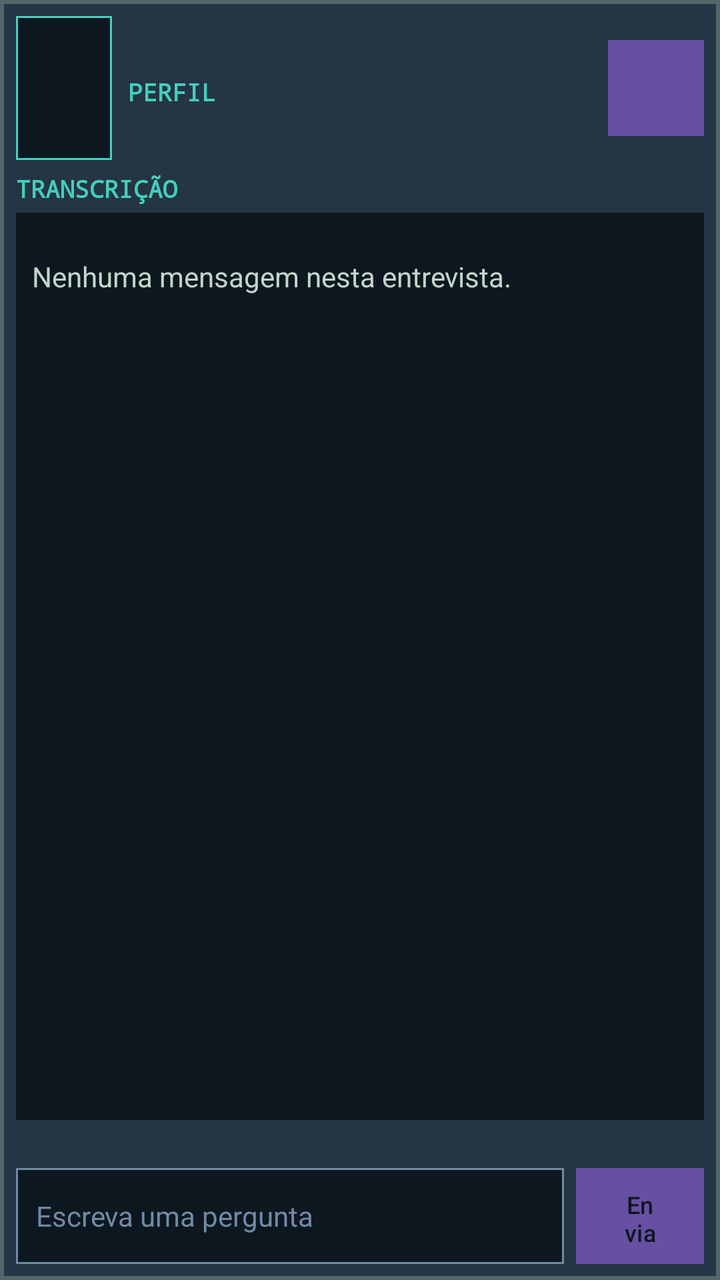
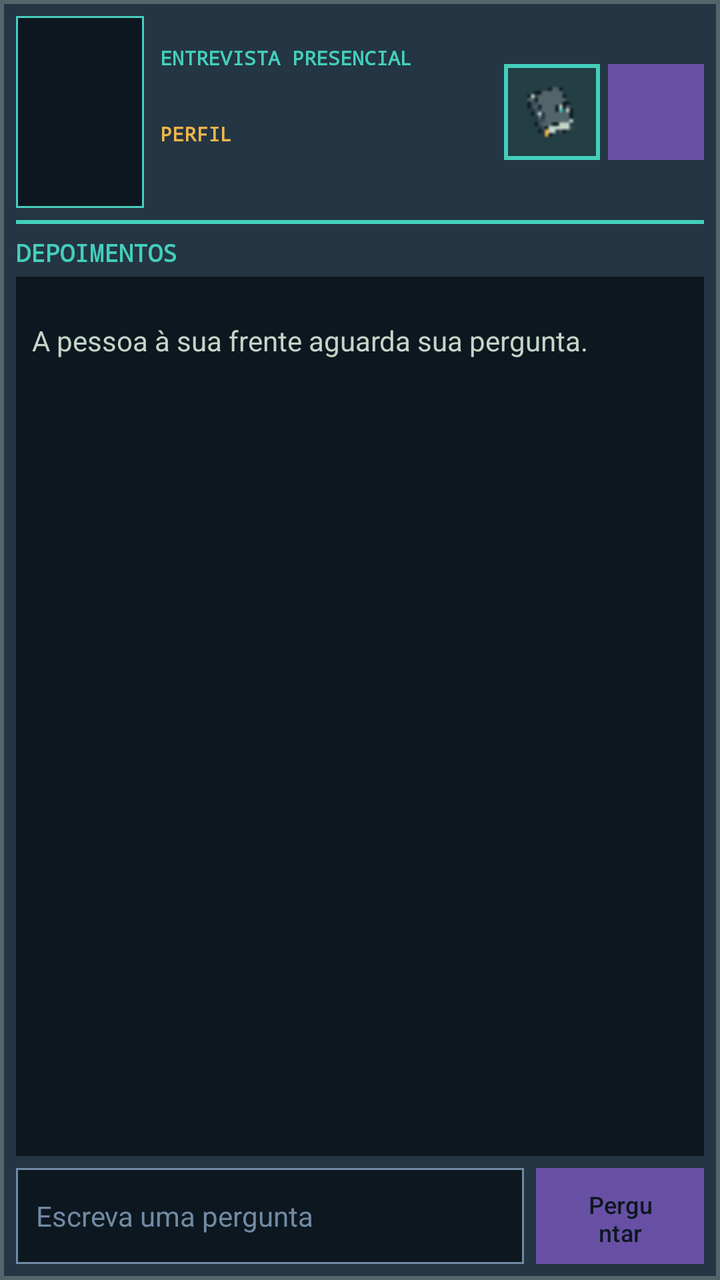

An Android layout rendered at two revisions. The XML below is the earlier revision; the diff shows what the commit changed to produce the second picture.
<!-- AndroidManifest.xml: application theme Theme.Marvel -->
<!-- res/layout/dialog_interview.xml -->
<?xml version="1.0" encoding="utf-8"?>
<LinearLayout xmlns:android="http://schemas.android.com/apk/res/android"
    android:id="@+id/interview_root"
    android:layout_width="match_parent"
    android:layout_height="match_parent"
    android:background="@drawable/interview_dialog_frame"
    android:descendantFocusability="afterDescendants"
    android:focusableInTouchMode="true"
    android:orientation="vertical"
    android:padding="8dp">

    <LinearLayout
        android:id="@+id/interview_identity"
        android:layout_width="match_parent"
        android:layout_height="wrap_content"
        android:gravity="center_vertical"
        android:orientation="horizontal"
        android:paddingBottom="6dp">

        <ImageView
            android:id="@+id/interview_portrait"
            android:layout_width="48dp"
            android:layout_height="72dp"
            android:background="@drawable/interview_portrait_frame"
            android:contentDescription="@string/interview_portrait_description"
            android:padding="1dp"
            android:scaleType="fitCenter" />

        <LinearLayout
            android:layout_width="0dp"
            android:layout_height="wrap_content"
            android:layout_marginStart="8dp"
            android:layout_weight="1"
            android:orientation="vertical">

            <TextView
                android:id="@+id/interview_name"
                android:layout_width="match_parent"
                android:layout_height="wrap_content"
                android:ellipsize="end"
                android:fontFamily="monospace"
                android:maxLines="2"
                android:textColor="#C4D5C8"
                android:textSize="16sp"
                android:textStyle="bold" />

            <TextView
                android:layout_width="match_parent"
                android:layout_height="wrap_content"
                android:fontFamily="monospace"
                android:text="@string/interview_personality_tag"
                android:textColor="#44CFBD"
                android:textSize="12sp"
                android:textStyle="bold" />

            <TextView
                android:id="@+id/interview_personality"
                android:layout_width="match_parent"
                android:layout_height="wrap_content"
                android:ellipsize="end"
                android:maxLines="2"
                android:textColor="#C4D5C8"
                android:textSize="13sp" />
        </LinearLayout>

        <Button
            android:id="@+id/interview_close"
            android:layout_width="48dp"
            android:layout_height="48dp"
            android:background="@drawable/interview_close_selector"
            android:contentDescription="@string/close"
            android:focusable="true"
            android:minWidth="48dp"
            android:minHeight="48dp"
            android:nextFocusForward="@id/interview_input"
            android:text="×"
            android:textColor="#0D1720"
            android:textSize="24sp" />
    </LinearLayout>

    <TextView
        android:layout_width="match_parent"
        android:layout_height="wrap_content"
        android:fontFamily="monospace"
        android:paddingBottom="4dp"
        android:text="@string/interview_transcript_title"
        android:textColor="#44CFBD"
        android:textSize="12sp"
        android:textStyle="bold" />

    <ScrollView
        android:id="@+id/interview_transcript_scroll"
        android:layout_width="match_parent"
        android:layout_height="0dp"
        android:layout_weight="1"
        android:background="#0D1720"
        android:clipToPadding="false"
        android:fillViewport="true"
        android:focusable="false"
        android:minHeight="48dp"
        android:overScrollMode="ifContentScrolls">

        <LinearLayout
            android:id="@+id/interview_transcript"
            android:layout_width="match_parent"
            android:layout_height="wrap_content"
            android:orientation="vertical"
            android:padding="8dp">

            <TextView
                android:id="@+id/interview_transcript_empty"
                android:layout_width="match_parent"
                android:layout_height="wrap_content"
                android:gravity="center_vertical"
                android:minHeight="48dp"
                android:text="@string/chat_empty"
                android:textColor="#C4D5C8"
                android:textSize="14sp" />
        </LinearLayout>
    </ScrollView>

    <TextView
        android:id="@+id/interview_status"
        android:layout_width="match_parent"
        android:layout_height="wrap_content"
        android:accessibilityLiveRegion="polite"
        android:minHeight="24dp"
        android:paddingTop="3dp"
        android:textColor="#F2B84B"
        android:textSize="12sp" />

    <LinearLayout
        android:layout_width="match_parent"
        android:layout_height="48dp"
        android:gravity="center_vertical"
        android:orientation="horizontal">

        <EditText
            android:id="@+id/interview_input"
            android:layout_width="0dp"
            android:layout_height="48dp"
            android:layout_weight="1"
            android:background="@drawable/interview_input_frame"
            android:hint="@string/chat_input_hint"
            android:imeOptions="actionSend|flagNoExtractUi"
            android:inputType="textCapSentences|textMultiLine"
            android:maxLines="2"
            android:minHeight="48dp"
            android:minWidth="88dp"
            android:nextFocusForward="@id/interview_send"
            android:paddingStart="10dp"
            android:paddingEnd="10dp"
            android:textColor="#C4D5C8"
            android:textColorHint="#718AA3"
            android:textSize="14sp" />

        <Button
            android:id="@+id/interview_send"
            android:layout_width="64dp"
            android:layout_height="48dp"
            android:layout_marginStart="6dp"
            android:background="@drawable/interview_send_selector"
            android:minWidth="48dp"
            android:minHeight="48dp"
            android:nextFocusForward="@id/interview_retry"
            android:text="@string/send_message"
            android:textAllCaps="false"
            android:textColor="#0D1720"
            android:textSize="12sp" />

        <Button
            android:id="@+id/interview_retry"
            android:layout_width="96dp"
            android:layout_height="48dp"
            android:layout_marginStart="4dp"
            android:background="@drawable/interview_retry_selector"
            android:minWidth="48dp"
            android:minHeight="48dp"
            android:nextFocusForward="@id/interview_close"
            android:text="@string/retry"
            android:textAllCaps="false"
            android:textColor="#0D1720"
            android:textSize="11sp"
            android:visibility="gone" />
    </LinearLayout>
</LinearLayout>
<!-- resources referenced by this layout -->
<resources>
  <!-- drawable interview_dialog_frame (drawable) -->
  <?xml version="1.0" encoding="utf-8"?>
  <shape xmlns:android="http://schemas.android.com/apk/res/android" android:shape="rectangle">
      <solid android:color="#243543" />
      <stroke android:width="2dp" android:color="#52666A" />
      <corners android:radius="0dp" />
  </shape>
  <!-- drawable interview_portrait_frame (drawable) -->
  <?xml version="1.0" encoding="utf-8"?>
  <shape xmlns:android="http://schemas.android.com/apk/res/android" android:shape="rectangle">
      <solid android:color="#0D1720" />
      <stroke android:width="1dp" android:color="#44CFBD" />
      <corners android:radius="0dp" />
  </shape>
  <string name="chat_empty">Nenhuma mensagem nesta entrevista.</string>
  <string name="chat_input_hint">Escreva uma pergunta</string>
  <string name="close">Fechar</string>
  <string name="interview_personality_tag">PERFIL</string>
  <string name="interview_portrait_description">Retrato de %1$s</string>
  <string name="interview_transcript_title">TRANSCRIÇÃO</string>
  <string name="retry">Tentar novamente</string>
  <string name="send_message">Enviar</string>
  <style name="Theme.Marvel" parent="Base.Theme.Marvel" />
  <style name="Base.Theme.Marvel" parent="Theme.Material3.DayNight.NoActionBar">
          
          
      </style>
  <!-- unchanged entries left out for length: 4 -->
</resources>

<!-- the commit's change to res/layout/dialog_interview.xml (unified diff, before → after) -->
@@ -19,8 +19,8 @@
 
         <ImageView
             android:id="@+id/interview_portrait"
-            android:layout_width="48dp"
-            android:layout_height="72dp"
+            android:layout_width="64dp"
+            android:layout_height="96dp"
             android:background="@drawable/interview_portrait_frame"
             android:contentDescription="@string/interview_portrait_description"
             android:padding="1dp"
@@ -34,6 +34,15 @@
             android:orientation="vertical">
 
             <TextView
+                android:layout_width="match_parent"
+                android:layout_height="wrap_content"
+                android:fontFamily="monospace"
+                android:text="@string/interview_scene_tag"
+                android:textColor="#44CFBD"
+                android:textSize="10sp"
+                android:textStyle="bold" />
+
+            <TextView
                 android:id="@+id/interview_name"
                 android:layout_width="match_parent"
                 android:layout_height="wrap_content"
@@ -41,7 +50,7 @@
                 android:fontFamily="monospace"
                 android:maxLines="2"
                 android:textColor="#C4D5C8"
-                android:textSize="16sp"
+                android:textSize="18sp"
                 android:textStyle="bold" />
 
             <TextView
@@ -49,8 +58,8 @@
                 android:layout_height="wrap_content"
                 android:fontFamily="monospace"
                 android:text="@string/interview_personality_tag"
-                android:textColor="#44CFBD"
-                android:textSize="12sp"
+                android:textColor="#F2B84B"
+                android:textSize="10sp"
                 android:textStyle="bold" />
 
             <TextView
@@ -60,28 +69,50 @@
                 android:ellipsize="end"
                 android:maxLines="2"
                 android:textColor="#C4D5C8"
-                android:textSize="13sp" />
+                android:textSize="12sp" />
         </LinearLayout>
+
+        <ImageButton
+            android:id="@+id/interview_notebook"
+            android:layout_width="48dp"
+            android:layout_height="48dp"
+            android:layout_marginStart="4dp"
+            android:background="@drawable/hotbar_notebook_selector"
+            android:contentDescription="@string/case_notebook_description"
+            android:minWidth="48dp"
+            android:minHeight="48dp"
+            android:nextFocusForward="@id/interview_close"
+            android:padding="10dp"
+            android:scaleType="fitCenter"
+            android:src="@drawable/ic_hotbar_notebook" />
 
         <Button
             android:id="@+id/interview_close"
             android:layout_width="48dp"
             android:layout_height="48dp"
+            android:layout_marginStart="4dp"
             android:background="@drawable/interview_close_selector"
             android:contentDescription="@string/close"
             android:focusable="true"
             android:minWidth="48dp"
             android:minHeight="48dp"
             android:nextFocusForward="@id/interview_input"
-            android:text="×"
+            android:text="&#215;"
             android:textColor="#0D1720"
             android:textSize="24sp" />
     </LinearLayout>
 
+    <View
+        android:layout_width="match_parent"
+        android:layout_height="2dp"
+        android:background="#44CFBD" />
+
     <TextView
+        android:id="@+id/interview_transcript_header"
         android:layout_width="match_parent"
         android:layout_height="wrap_content"
         android:fontFamily="monospace"
+        android:paddingTop="6dp"
         android:paddingBottom="4dp"
         android:text="@string/interview_transcript_title"
         android:textColor="#44CFBD"
@@ -119,19 +150,43 @@
         </LinearLayout>
     </ScrollView>
 
-    <TextView
-        android:id="@+id/interview_status"
+    <LinearLayout
+        android:id="@+id/interview_status_panel"
         android:layout_width="match_parent"
         android:layout_height="wrap_content"
-        android:accessibilityLiveRegion="polite"
-        android:minHeight="24dp"
-        android:paddingTop="3dp"
-        android:textColor="#F2B84B"
-        android:textSize="12sp" />
+        android:layout_marginTop="6dp"
+        android:background="@drawable/interview_status_frame"
+        android:gravity="center_vertical"
+        android:minHeight="32dp"
+        android:orientation="horizontal"
+        android:paddingStart="8dp"
+        android:paddingEnd="8dp"
+        android:visibility="gone">
+
+        <View
+            android:id="@+id/interview_status_marker"
+            android:layout_width="8dp"
+            android:layout_height="8dp"
+            android:background="@drawable/interview_status_marker_selector"
+            android:importantForAccessibility="no" />
+
+        <TextView
+            android:id="@+id/interview_status"
+            android:layout_width="0dp"
+            android:layout_height="wrap_content"
+            android:layout_marginStart="8dp"
+            android:layout_weight="1"
+            android:accessibilityLiveRegion="polite"
+            android:paddingTop="4dp"
+            android:paddingBottom="4dp"
+            android:textColor="#F2B84B"
+            android:textSize="12sp" />
+    </LinearLayout>
 
     <LinearLayout
         android:layout_width="match_parent"
         android:layout_height="48dp"
+        android:layout_marginTop="6dp"
         android:gravity="center_vertical"
         android:orientation="horizontal">
 
@@ -156,14 +211,14 @@
 
         <Button
             android:id="@+id/interview_send"
-            android:layout_width="64dp"
+            android:layout_width="84dp"
             android:layout_height="48dp"
             android:layout_marginStart="6dp"
             android:background="@drawable/interview_send_selector"
             android:minWidth="48dp"
             android:minHeight="48dp"
             android:nextFocusForward="@id/interview_retry"
-            android:text="@string/send_message"
+            android:text="@string/interview_ask"
             android:textAllCaps="false"
             android:textColor="#0D1720"
             android:textSize="12sp" />
<!-- resource entries referenced after the edit -->
@@ -1,5 +1,24 @@
 <!-- resources referenced by this layout -->
 <resources>
+  <!-- drawable hotbar_notebook_selector (drawable) -->
+  <?xml version="1.0" encoding="utf-8"?>
+  <selector xmlns:android="http://schemas.android.com/apk/res/android">
+      <item android:state_selected="true">
+          <shape android:shape="rectangle">
+              <solid android:color="#34544F" />
+              <stroke android:width="2dp" android:color="#F2B84B" />
+              <corners android:radius="0dp" />
+          </shape>
+      </item>
+      <item>
+          <shape android:shape="rectangle">
+              <solid android:color="#243F43" />
+              <stroke android:width="2dp" android:color="#44CFBD" />
+              <corners android:radius="0dp" />
+          </shape>
+      </item>
+  </selector>
+  <!-- drawable ic_hotbar_notebook: png bitmap (drawable-nodpi, 358 bytes) -->
   <!-- drawable interview_dialog_frame (drawable) -->
   <?xml version="1.0" encoding="utf-8"?>
   <shape xmlns:android="http://schemas.android.com/apk/res/android" android:shape="rectangle">
@@ -14,14 +33,51 @@
       <stroke android:width="1dp" android:color="#44CFBD" />
       <corners android:radius="0dp" />
   </shape>
-  <string name="chat_empty">Nenhuma mensagem nesta entrevista.</string>
+  <!-- drawable interview_status_frame (drawable) -->
+  <?xml version="1.0" encoding="utf-8"?>
+  <selector xmlns:android="http://schemas.android.com/apk/res/android">
+      <item android:state_selected="true">
+          <shape android:shape="rectangle">
+              <solid android:color="#182D34" />
+              <stroke android:width="1dp" android:color="#44CFBD" />
+              <corners android:radius="0dp" />
+          </shape>
+      </item>
+      <item>
+          <shape android:shape="rectangle">
+              <solid android:color="#33282C" />
+              <stroke android:width="1dp" android:color="#E4675D" />
+              <corners android:radius="0dp" />
+          </shape>
+      </item>
+  </selector>
+  <!-- drawable interview_status_marker_selector (drawable) -->
+  <?xml version="1.0" encoding="utf-8"?>
+  <selector xmlns:android="http://schemas.android.com/apk/res/android">
+      <item android:state_selected="true">
+          <shape android:shape="rectangle">
+              <solid android:color="#F2B84B" />
+              <stroke android:width="1dp" android:color="#44CFBD" />
+              <corners android:radius="0dp" />
+          </shape>
+      </item>
+      <item>
+          <shape android:shape="rectangle">
+              <solid android:color="#E4675D" />
+              <corners android:radius="0dp" />
+          </shape>
+      </item>
+  </selector>
+  <string name="case_notebook_description">Abrir caderno do caso</string>
+  <string name="chat_empty">A pessoa à sua frente aguarda sua pergunta.</string>
   <string name="chat_input_hint">Escreva uma pergunta</string>
   <string name="close">Fechar</string>
+  <string name="interview_ask">Perguntar</string>
   <string name="interview_personality_tag">PERFIL</string>
   <string name="interview_portrait_description">Retrato de %1$s</string>
-  <string name="interview_transcript_title">TRANSCRIÇÃO</string>
+  <string name="interview_scene_tag">ENTREVISTA PRESENCIAL</string>
+  <string name="interview_transcript_title">DEPOIMENTOS</string>
   <string name="retry">Tentar novamente</string>
-  <string name="send_message">Enviar</string>
   <style name="Theme.Marvel" parent="Base.Theme.Marvel" />
   <style name="Base.Theme.Marvel" parent="Theme.Material3.DayNight.NoActionBar">
           
